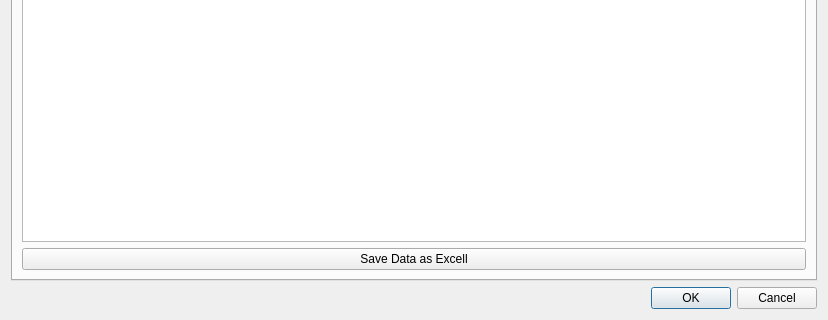
Old version of the form FeView/UI/DataTable_Dynamic.ui in the repository motiurce/FeView; both pictures show x 0 to 828 and y 244 to 564 of the 828 by 564 pixel window.
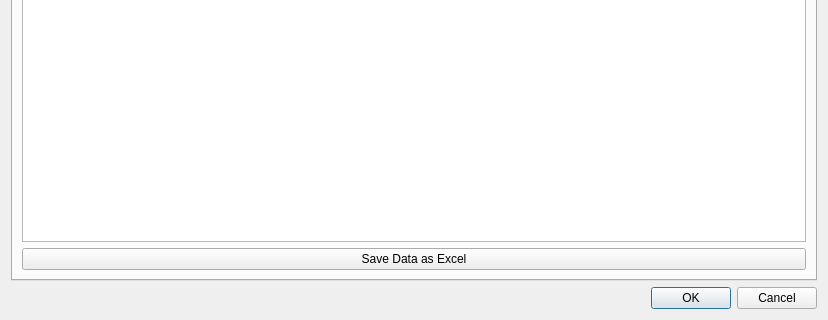
New version of the form.

```diff
--- a/FeView/UI/DataTable_Dynamic.ui
+++ b/FeView/UI/DataTable_Dynamic.ui
@@ -53,7 +53,7 @@
        <item row="1" column="0">
         <widget class="QPushButton" name="btn_save_data_static">
          <property name="text">
-          <string>Save Data as Excell</string>
+          <string>Save Data as Excel</string>
          </property>
         </widget>
        </item>
```
